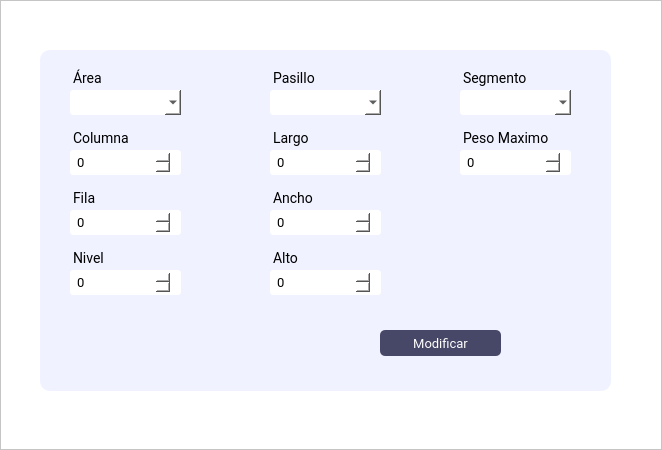
First picture: the form in Interfaces/main/Ui/posiciones_alojamiento.ui, repository juanignaciocansillieri/bullsoft, before the edit.
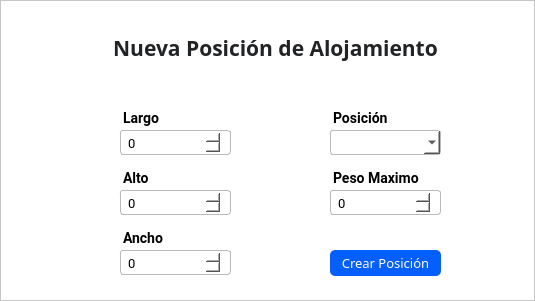
Second picture: the form after the edit.

Commit message: NUEVA INTERFAZ

What changed in the file:
```diff
--- a/Interfaces/main/Ui/posiciones_alojamiento.ui
+++ b/Interfaces/main/Ui/posiciones_alojamiento.ui
@@ -6,8 +6,8 @@
    <rect>
     <x>0</x>
     <y>0</y>
-    <width>662</width>
-    <height>450</height>
+    <width>535</width>
+    <height>301</height>
    </rect>
   </property>
   <property name="windowTitle">
@@ -54,38 +54,40 @@
       <property name="frameShadow">
        <enum>QFrame::Raised</enum>
       </property>
-      <widget class="QFrame" name="frame_3">
+      <widget class="QSpinBox" name="largo_num">
        <property name="geometry">
         <rect>
-         <x>40</x>
-         <y>50</y>
-         <width>571</width>
-         <height>341</height>
+         <x>110</x>
+         <y>130</y>
+         <width>121</width>
+         <height>25</height>
         </rect>
        </property>
-       <property name="maximumSize">
-        <size>
-         <width>16777215</width>
-         <height>400</height>
-        </size>
-       </property>
        <property name="styleSheet">
-        <string notr="true">border-radius: 10px;
-background-color: rgb(240, 242, 255);
-</string>
+        <string notr="true">background-color: #fff;
+border-radius: 3px;
+padding: 4 5px;
+color: rgb(0, 0, 0);
+font-family:Roboto;
+border: none;
+font-size:13px;
+font-weight: 400;
+margin-left: 10px;
+border: 1px solid #b8b9bd</string>
        </property>
-       <property name="frameShape">
-        <enum>QFrame::StyledPanel</enum>
+       <property name="minimum">
+        <number>0</number>
        </property>
-       <property name="frameShadow">
-        <enum>QFrame::Raised</enum>
+       <property name="maximum">
+        <number>999</number>
        </property>
-       <widget class="QLabel" name="label_3">
+      </widget>
+      <widget class="QLabel" name="label_segmento">
         <property name="geometry">
          <rect>
-          <x>20</x>
-          <y>10</y>
-          <width>62</width>
+         <x>110</x>
+         <y>100</y>
+         <width>131</width>
           <height>27</height>
          </rect>
         </property>
@@ -93,6 +95,8 @@
          <font>
           <family>Roboto</family>
           <pointsize>-1</pointsize>
+         <weight>75</weight>
+         <bold>true</bold>
          </font>
         </property>
         <property name="styleSheet">
@@ -101,26 +105,110 @@
 margin-top:10px;
 margin-left:10px
 
-
 </string>
         </property>
         <property name="text">
-         <string/>
+        <string>Largo</string>
+       </property>
+      </widget>
+      <widget class="QSpinBox" name="alto_num">
+       <property name="geometry">
+        <rect>
+         <x>320</x>
+         <y>190</y>
+         <width>121</width>
+         <height>25</height>
+        </rect>
+       </property>
+       <property name="styleSheet">
+        <string notr="true">background-color: #fff;
+border-radius: 3px;
+padding: 4 5px;
+color: rgb(0, 0, 0);
+font-family:Roboto;
+border: none;
+font-size:13px;
+font-weight: 400;
+margin-left: 10px;
+border: 1px solid #b8b9bd</string>
+       </property>
+       <property name="minimum">
+        <number>0</number>
+       </property>
+       <property name="maximum">
+        <number>999</number>
+       </property>
+      </widget>
+      <widget class="QSpinBox" name="limite_num">
+       <property name="geometry">
+        <rect>
+         <x>110</x>
+         <y>190</y>
+         <width>121</width>
+         <height>25</height>
+        </rect>
+       </property>
+       <property name="styleSheet">
+        <string notr="true">background-color: #fff;
+border-radius: 3px;
+padding: 4 5px;
+color: rgb(0, 0, 0);
+font-family:Roboto;
+border: none;
+font-size:13px;
+font-weight: 400;
+margin-left: 10px;
+border: 1px solid #b8b9bd
+</string>
+       </property>
+       <property name="minimum">
+        <number>0</number>
+       </property>
+       <property name="maximum">
+        <number>999</number>
+       </property>
+      </widget>
+      <widget class="QSpinBox" name="ancho_num">
+       <property name="geometry">
+        <rect>
+         <x>110</x>
+         <y>250</y>
+         <width>121</width>
+         <height>25</height>
+        </rect>
+       </property>
+       <property name="styleSheet">
+        <string notr="true">background-color: #fff;
+border-radius: 3px;
+padding: 4 5px;
+color: rgb(0, 0, 0);
+font-family:Roboto;
+border: none;
+font-size:13px;
+font-weight: 400;
+margin-left: 10px;
+border: 1px solid #b8b9bd</string>
+       </property>
+       <property name="minimum">
+        <number>0</number>
+       </property>
+       <property name="maximum">
+        <number>999</number>
         </property>
        </widget>
        <widget class="QPushButton" name="modificar_btn">
         <property name="geometry">
          <rect>
-          <x>340</x>
-          <y>280</y>
-          <width>121</width>
+         <x>330</x>
+         <y>250</y>
+         <width>111</width>
           <height>26</height>
          </rect>
         </property>
         <property name="font">
          <font>
-          <family>Roboto</family>
-          <pointsize>-1</pointsize>
+         <family>Cairo</family>
+         <pointsize>10</pointsize>
          </font>
         </property>
         <property name="cursor">
@@ -128,161 +216,47 @@
         </property>
         <property name="styleSheet">
          <string notr="true">QPushButton{
-background-color: rgba(71, 71, 103);
-color: #fff;
-border-radius:5px;
-font-family:Roboto;
-font-size: 13px
-
+background-color: #055ffc;
+color:#fff;
+border-radius: 5px;
+text-align:center;
 }
+
 QPushButton:hover{
 background-color: rgba(71, 71, 103,180);
 }</string>
         </property>
         <property name="text">
-         <string>Modificar</string>
-        </property>
-       </widget>
-       <widget class="QLabel" name="label_Area">
+        <string>Crear Posición</string>
+       </property>
+      </widget>
+      <widget class="QComboBox" name="comboBox_area">
         <property name="geometry">
          <rect>
-          <x>20</x>
-          <y>10</y>
-          <width>131</width>
-          <height>27</height>
-         </rect>
-        </property>
-        <property name="font">
-         <font>
-          <family>Roboto</family>
-          <pointsize>-1</pointsize>
-         </font>
-        </property>
-        <property name="styleSheet">
-         <string notr="true">font-family: Roboto;
-font-size: 14px;
-margin-top:10px;
-margin-left:10px
-
-</string>
-        </property>
-        <property name="text">
-         <string>Área</string>
-        </property>
-       </widget>
-       <widget class="QLabel" name="label_columna">
-        <property name="geometry">
-         <rect>
-          <x>20</x>
-          <y>70</y>
-          <width>131</width>
-          <height>27</height>
-         </rect>
-        </property>
-        <property name="font">
-         <font>
-          <family>Roboto</family>
-          <pointsize>-1</pointsize>
-         </font>
-        </property>
-        <property name="styleSheet">
-         <string notr="true">font-family: Roboto;
-font-size: 14px;
-margin-top:10px;
-margin-left:10px
-
-</string>
-        </property>
-        <property name="text">
-         <string>Columna</string>
-        </property>
-       </widget>
-       <widget class="QLabel" name="label_pasillo">
-        <property name="geometry">
-         <rect>
-          <x>220</x>
-          <y>10</y>
-          <width>131</width>
-          <height>27</height>
-         </rect>
-        </property>
-        <property name="font">
-         <font>
-          <family>Roboto</family>
-          <pointsize>-1</pointsize>
-         </font>
-        </property>
-        <property name="styleSheet">
-         <string notr="true">font-family: Roboto;
-font-size: 14px;
-margin-top:10px;
-margin-left:10px
-
-</string>
-        </property>
-        <property name="text">
-         <string>Pasillo</string>
-        </property>
-       </widget>
-       <widget class="QLabel" name="label_segmento">
-        <property name="geometry">
-         <rect>
-          <x>220</x>
-          <y>70</y>
-          <width>131</width>
-          <height>27</height>
-         </rect>
-        </property>
-        <property name="font">
-         <font>
-          <family>Roboto</family>
-          <pointsize>-1</pointsize>
-         </font>
-        </property>
-        <property name="styleSheet">
-         <string notr="true">font-family: Roboto;
-font-size: 14px;
-margin-top:10px;
-margin-left:10px
-
-</string>
-        </property>
-        <property name="text">
-         <string>Largo</string>
-        </property>
-       </widget>
-       <widget class="QLabel" name="label_fila">
-        <property name="geometry">
-         <rect>
-          <x>20</x>
+         <x>320</x>
           <y>130</y>
-          <width>131</width>
-          <height>27</height>
-         </rect>
-        </property>
-        <property name="font">
-         <font>
-          <family>Roboto</family>
-          <pointsize>-1</pointsize>
-         </font>
-        </property>
+         <width>121</width>
+         <height>25</height>
+        </rect>
+       </property>
         <property name="styleSheet">
-         <string notr="true">font-family: Roboto;
-font-size: 14px;
-margin-top:10px;
-margin-left:10px
-
-</string>
-        </property>
-        <property name="text">
-         <string>Fila</string>
+        <string notr="true">background-color: #fff;
+border-radius: 3px;
+padding: 4 5px;
+color: rgb(0, 0, 0);
+font-family:Roboto;
+border: none;
+font-size:13px;
+font-weight: 400;
+margin-left: 10px;
+border: 1px solid #b8b9bd</string>
         </property>
        </widget>
        <widget class="QLabel" name="label_alto">
         <property name="geometry">
          <rect>
-          <x>220</x>
-          <y>190</y>
+         <x>110</x>
+         <y>160</y>
           <width>131</width>
           <height>27</height>
          </rect>
@@ -291,6 +265,8 @@
          <font>
           <family>Roboto</family>
           <pointsize>-1</pointsize>
+         <weight>75</weight>
+         <bold>true</bold>
          </font>
         </property>
         <property name="styleSheet">
@@ -305,11 +281,40 @@
          <string>Alto</string>
         </property>
        </widget>
+      <widget class="QLabel" name="label_Area">
+       <property name="geometry">
+        <rect>
+         <x>320</x>
+         <y>100</y>
+         <width>131</width>
+         <height>27</height>
+        </rect>
+       </property>
+       <property name="font">
+        <font>
+         <family>Roboto</family>
+         <pointsize>-1</pointsize>
+         <weight>75</weight>
+         <bold>true</bold>
+        </font>
+       </property>
+       <property name="styleSheet">
+        <string notr="true">font-family: Roboto;
+font-size: 14px;
+margin-top:10px;
+margin-left:10px
+
+</string>
+       </property>
+       <property name="text">
+        <string>Posición</string>
+       </property>
+      </widget>
        <widget class="QLabel" name="label_ancho">
         <property name="geometry">
          <rect>
-          <x>220</x>
-          <y>130</y>
+         <x>110</x>
+         <y>220</y>
           <width>131</width>
           <height>27</height>
          </rect>
@@ -318,6 +323,8 @@
          <font>
           <family>Roboto</family>
           <pointsize>-1</pointsize>
+         <weight>75</weight>
+         <bold>true</bold>
          </font>
         </property>
         <property name="styleSheet">
@@ -332,233 +339,11 @@
          <string>Ancho</string>
         </property>
        </widget>
-       <widget class="QSpinBox" name="fila_num">
-        <property name="geometry">
-         <rect>
-          <x>20</x>
-          <y>160</y>
-          <width>121</width>
-          <height>25</height>
-         </rect>
-        </property>
-        <property name="styleSheet">
-         <string notr="true">background-color: #fff;
-border-radius: 3px;
-padding: 4 5px;
-color: rgb(0, 0, 0);
-font-family:Roboto;
-border: none;
-font-size:13px;
-font-weight: 400;
-margin-left: 10px;
-</string>
-        </property>
-        <property name="minimum">
-         <number>0</number>
-        </property>
-        <property name="maximum">
-         <number>999</number>
-        </property>
-       </widget>
-       <widget class="QSpinBox" name="alto_num">
-        <property name="geometry">
-         <rect>
-          <x>220</x>
-          <y>220</y>
-          <width>121</width>
-          <height>25</height>
-         </rect>
-        </property>
-        <property name="styleSheet">
-         <string notr="true">background-color: #fff;
-border-radius: 3px;
-padding: 4 5px;
-color: rgb(0, 0, 0);
-font-family:Roboto;
-border: none;
-font-size:13px;
-font-weight: 400;
-margin-left: 10px;
-</string>
-        </property>
-        <property name="minimum">
-         <number>0</number>
-        </property>
-        <property name="maximum">
-         <number>999</number>
-        </property>
-       </widget>
-       <widget class="QSpinBox" name="ancho_num">
-        <property name="geometry">
-         <rect>
-          <x>220</x>
-          <y>160</y>
-          <width>121</width>
-          <height>25</height>
-         </rect>
-        </property>
-        <property name="styleSheet">
-         <string notr="true">background-color: #fff;
-border-radius: 3px;
-padding: 4 5px;
-color: rgb(0, 0, 0);
-font-family:Roboto;
-border: none;
-font-size:13px;
-font-weight: 400;
-margin-left: 10px;
-</string>
-        </property>
-        <property name="minimum">
-         <number>0</number>
-        </property>
-        <property name="maximum">
-         <number>999</number>
-        </property>
-       </widget>
-       <widget class="QSpinBox" name="columna_num">
-        <property name="geometry">
-         <rect>
-          <x>20</x>
-          <y>100</y>
-          <width>121</width>
-          <height>25</height>
-         </rect>
-        </property>
-        <property name="styleSheet">
-         <string notr="true">background-color: #fff;
-border-radius: 3px;
-padding: 4 5px;
-color: rgb(0, 0, 0);
-font-family:Roboto;
-border: none;
-font-size:13px;
-font-weight: 400;
-margin-left: 10px;
-</string>
-        </property>
-        <property name="minimum">
-         <number>0</number>
-        </property>
-        <property name="maximum">
-         <number>999</number>
-        </property>
-       </widget>
-       <widget class="QLabel" name="label_nivel">
-        <property name="geometry">
-         <rect>
-          <x>20</x>
-          <y>190</y>
-          <width>131</width>
-          <height>27</height>
-         </rect>
-        </property>
-        <property name="font">
-         <font>
-          <family>Roboto</family>
-          <pointsize>-1</pointsize>
-         </font>
-        </property>
-        <property name="styleSheet">
-         <string notr="true">font-family: Roboto;
-font-size: 14px;
-margin-top:10px;
-margin-left:10px
-
-</string>
-        </property>
-        <property name="text">
-         <string>Nivel</string>
-        </property>
-       </widget>
-       <widget class="QSpinBox" name="nivel_num">
-        <property name="geometry">
-         <rect>
-          <x>20</x>
-          <y>220</y>
-          <width>121</width>
-          <height>25</height>
-         </rect>
-        </property>
-        <property name="styleSheet">
-         <string notr="true">background-color: #fff;
-border-radius: 3px;
-padding: 4 5px;
-color: rgb(0, 0, 0);
-font-family:Roboto;
-border: none;
-font-size:13px;
-font-weight: 400;
-margin-left: 10px;
-</string>
-        </property>
-        <property name="minimum">
-         <number>0</number>
-        </property>
-        <property name="maximum">
-         <number>999</number>
-        </property>
-       </widget>
-       <widget class="QLabel" name="label_largo">
-        <property name="geometry">
-         <rect>
-          <x>410</x>
-          <y>10</y>
-          <width>131</width>
-          <height>27</height>
-         </rect>
-        </property>
-        <property name="font">
-         <font>
-          <family>Roboto</family>
-          <pointsize>-1</pointsize>
-         </font>
-        </property>
-        <property name="styleSheet">
-         <string notr="true">font-family: Roboto;
-font-size: 14px;
-margin-top:10px;
-margin-left:10px
-
-</string>
-        </property>
-        <property name="text">
-         <string>Segmento</string>
-        </property>
-       </widget>
-       <widget class="QSpinBox" name="largo_num">
-        <property name="geometry">
-         <rect>
-          <x>220</x>
-          <y>100</y>
-          <width>121</width>
-          <height>25</height>
-         </rect>
-        </property>
-        <property name="styleSheet">
-         <string notr="true">background-color: #fff;
-border-radius: 3px;
-padding: 4 5px;
-color: rgb(0, 0, 0);
-font-family:Roboto;
-border: none;
-font-size:13px;
-font-weight: 400;
-margin-left: 10px;
-</string>
-        </property>
-        <property name="minimum">
-         <number>0</number>
-        </property>
-        <property name="maximum">
-         <number>999</number>
-        </property>
-       </widget>
        <widget class="QLabel" name="label_limite">
         <property name="geometry">
          <rect>
-          <x>410</x>
-          <y>70</y>
+         <x>320</x>
+         <y>160</y>
           <width>131</width>
           <height>27</height>
          </rect>
@@ -567,6 +352,8 @@
          <font>
           <family>Roboto</family>
           <pointsize>-1</pointsize>
+         <weight>75</weight>
+         <bold>true</bold>
          </font>
         </property>
         <property name="styleSheet">
@@ -581,100 +368,33 @@
          <string>Peso Maximo</string>
         </property>
        </widget>
-       <widget class="QSpinBox" name="limite_num">
+      <widget class="QLabel" name="label_5">
         <property name="geometry">
          <rect>
-          <x>410</x>
-          <y>100</y>
-          <width>121</width>
-          <height>25</height>
-         </rect>
-        </property>
-        <property name="styleSheet">
-         <string notr="true">background-color: #fff;
-border-radius: 3px;
-padding: 4 5px;
-color: rgb(0, 0, 0);
-font-family:Roboto;
-border: none;
-font-size:13px;
-font-weight: 400;
-margin-left: 10px;
-</string>
-        </property>
-        <property name="minimum">
-         <number>0</number>
-        </property>
-        <property name="maximum">
-         <number>999</number>
-        </property>
-       </widget>
-       <widget class="QComboBox" name="comboBox_segmento">
-        <property name="geometry">
-         <rect>
-          <x>410</x>
-          <y>40</y>
-          <width>121</width>
-          <height>25</height>
-         </rect>
-        </property>
+         <x>90</x>
+         <y>20</y>
+         <width>371</width>
+         <height>61</height>
+        </rect>
+       </property>
+       <property name="font">
+        <font>
+         <family>Cairo</family>
+         <pointsize>16</pointsize>
+         <weight>75</weight>
+         <bold>true</bold>
+        </font>
+       </property>
         <property name="styleSheet">
-         <string notr="true">background-color: #fff;
-border-radius: 3px;
-padding: 4 5px;
-color: rgb(0, 0, 0);
-font-family:Roboto;
-border: none;
-font-size:13px;
-font-weight: 400;
-margin-left: 10px;
-</string>
-        </property>
-       </widget>
-       <widget class="QComboBox" name="comboBox_pasillo">
-        <property name="geometry">
-         <rect>
-          <x>220</x>
-          <y>40</y>
-          <width>121</width>
-          <height>25</height>
-         </rect>
-        </property>
-        <property name="styleSheet">
-         <string notr="true">background-color: #fff;
-border-radius: 3px;
-padding: 4 5px;
-color: rgb(0, 0, 0);
-font-family:Roboto;
-border: none;
-font-size:13px;
-font-weight: 400;
-margin-left: 10px;
-</string>
-        </property>
-       </widget>
-       <widget class="QComboBox" name="comboBox_area">
-        <property name="geometry">
-         <rect>
-          <x>20</x>
-          <y>40</y>
-          <width>121</width>
-          <height>25</height>
-         </rect>
-        </property>
-        <property name="styleSheet">
-         <string notr="true">background-color: #fff;
-border-radius: 3px;
-padding: 4 5px;
-color: rgb(0, 0, 0);
-font-family:Roboto;
-border: none;
-font-size:13px;
-font-weight: 400;
-margin-left: 10px;
-</string>
-        </property>
-       </widget>
+        <string notr="true">color: #212325;
+margin-bottom: 5px</string>
+       </property>
+       <property name="text">
+        <string>Nueva Posición de Alojamiento</string>
+       </property>
+       <property name="alignment">
+        <set>Qt::AlignCenter</set>
+       </property>
       </widget>
      </widget>
     </item>
```
Left out of the diff: 2 changed lines with no effect on the pictures. Lines whose indentation alone changed are shown as unchanged. The commit also changes 3 other files.
